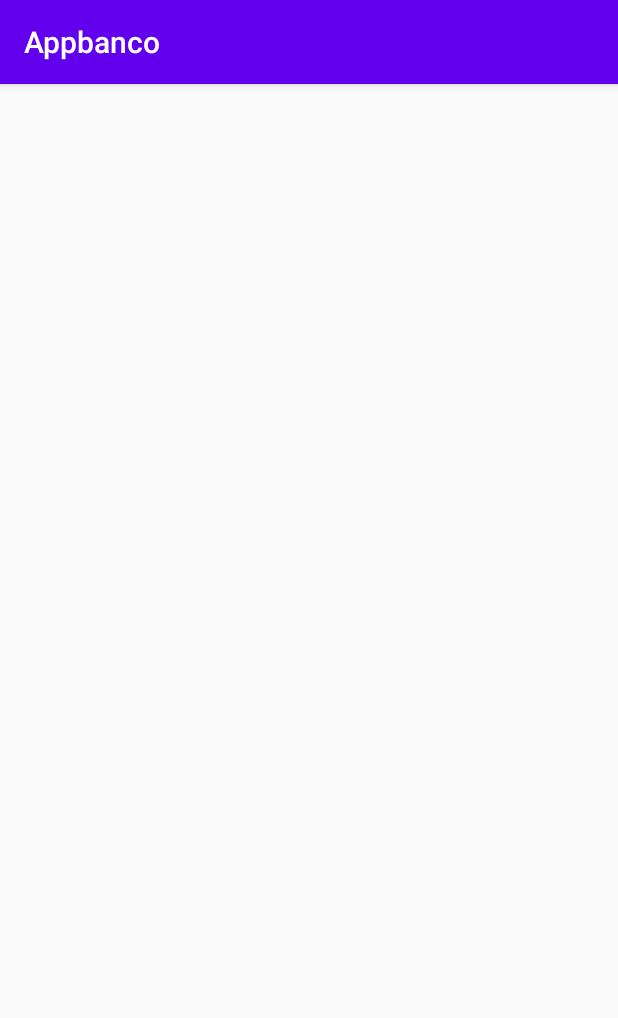
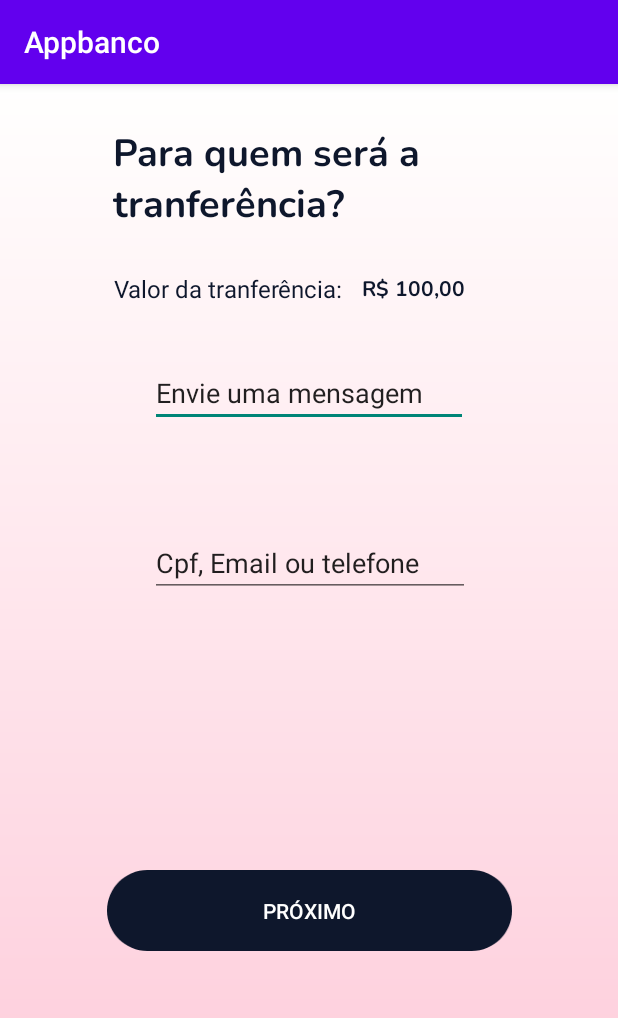
Before and after one commit to renatorrocha/4Pay, an Android app: the PixTransfDestino screen opened directly, with no data from a screen before it, on a phone screen of 412 x 824 dp. Shown: the top 1018 px of the screen. Run offline under Robolectric (Android 15) with nearby library versions, the phone set to English and light mode, and no system bars.

Commit message:
Tela tranferência pix completa

```diff
--- a/app/src/main/res/layout/activity_pix_transf_destino.xml
+++ b/app/src/main/res/layout/activity_pix_transf_destino.xml
@@ -4,6 +4,85 @@
     xmlns:tools="http://schemas.android.com/tools"
     android:layout_width="match_parent"
     android:layout_height="match_parent"
-    tools:context=".PixTransfDestino">
+    tools:context=".PixTransfDestino"
+    android:background="@drawable/background_alternativo">
 
+    <TextView
+        android:id="@+id/textView"
+        android:layout_width="220dp"
+        android:layout_height="wrap_content"
+        android:layout_marginTop="28dp"
+        android:fontFamily="@font/nunito_bold"
+        android:text="Para quem será a tranferência?"
+        android:textColor="@color/preto"
+        android:textSize="25sp"
+        app:layout_constraintEnd_toEndOf="parent"
+        app:layout_constraintHorizontal_bias="0.392"
+        app:layout_constraintStart_toStartOf="parent"
+        app:layout_constraintTop_toTopOf="parent" />
+
+    <TextView
+        android:id="@+id/textView2"
+        android:layout_width="wrap_content"
+        android:layout_height="wrap_content"
+        android:layout_marginTop="28dp"
+        android:text="Valor da tranferência:"
+        android:textColor="@color/preto"
+        android:textSize="16sp"
+        app:layout_constraintEnd_toEndOf="parent"
+        app:layout_constraintHorizontal_bias="0.292"
+        app:layout_constraintStart_toStartOf="parent"
+        app:layout_constraintTop_toBottomOf="@+id/textView" />
+
+    <TextView
+        android:id="@+id/textView3"
+        android:layout_width="wrap_content"
+        android:layout_height="wrap_content"
+        android:fontFamily="@font/nunito_bold"
+
+        android:text="R$ 100,00"
+        android:textColor="@color/preto"
+        app:layout_constraintBottom_toBottomOf="@+id/textView2"
+        app:layout_constraintEnd_toEndOf="parent"
+        app:layout_constraintHorizontal_bias="0.112"
+        app:layout_constraintStart_toEndOf="@+id/textView2"
+        app:layout_constraintTop_toTopOf="@+id/textView2" />
+
+    <EditText
+        android:id="@+id/editTextTextPersonName"
+        android:layout_width="match_parent"
+        android:layout_height="wrap_content"
+        android:layout_marginHorizontal="100dp"
+        android:layout_marginTop="36dp"
+        android:ems="10"
+        android:inputType="textPersonName"
+        android:text="Envie uma mensagem"
+        app:layout_constraintEnd_toEndOf="parent"
+        app:layout_constraintStart_toStartOf="parent"
+        app:layout_constraintTop_toBottomOf="@+id/textView2" />
+
+    <EditText
+        android:id="@+id/editTextTextPersonName2"
+        android:layout_width="wrap_content"
+        android:layout_height="wrap_content"
+        android:layout_marginTop="68dp"
+        android:ems="10"
+        android:inputType="textPersonName"
+        android:text="Cpf, Email ou telefone"
+        app:layout_constraintEnd_toEndOf="parent"
+        app:layout_constraintHorizontal_bias="0.502"
+        app:layout_constraintStart_toStartOf="parent"
+        app:layout_constraintTop_toBottomOf="@+id/editTextTextPersonName" />
+
+    <Button
+        android:id="@+id/button"
+        android:layout_width="wrap_content"
+        android:layout_height="wrap_content"
+        android:layout_marginTop="524dp"
+        android:background="@drawable/btnlogin"
+        android:textColor="@color/white"
+        android:text="Próximo"
+        app:layout_constraintEnd_toEndOf="parent"
+        app:layout_constraintStart_toStartOf="parent"
+        app:layout_constraintTop_toTopOf="parent" />
 </androidx.constraintlayout.widget.ConstraintLayout>
```
